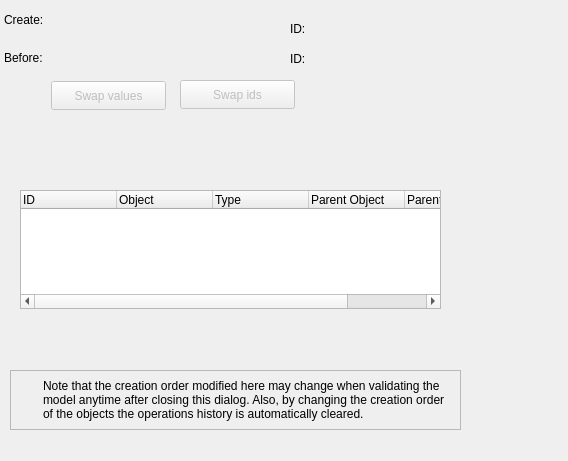
Before: the Qt Designer form libpgmodeler_ui/ui/swapobjectsidswidget.ui in pgmodeler/pgmodeler, drawn with Qt 5.
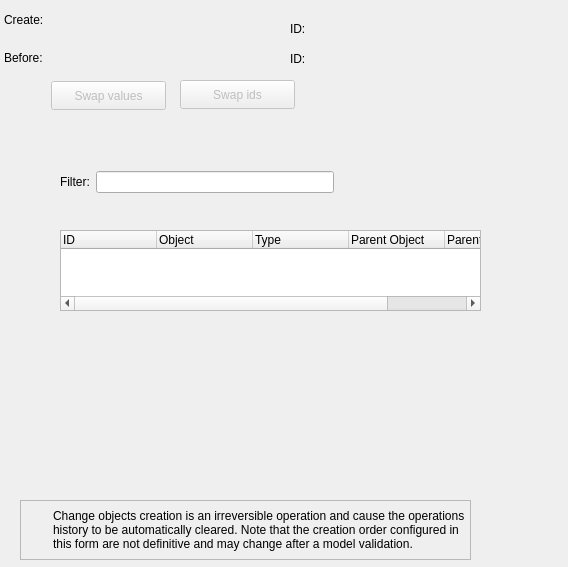
After: the same form once the commit is applied. Icons and pictures are not drawn.

Commit message: Improved the objects swapping by adding an objects grid where user can interact with it in order to choose which objects to swap.

The edit to the form file:
```diff
--- a/libpgmodeler_ui/ui/swapobjectsidswidget.ui
+++ b/libpgmodeler_ui/ui/swapobjectsidswidget.ui
@@ -7,7 +7,7 @@
     <x>0</x>
     <y>0</y>
     <width>568</width>
-    <height>461</height>
+    <height>567</height>
    </rect>
   </property>
   <property name="minimumSize">
@@ -172,8 +172,8 @@
   <widget class="QFrame" name="alert_frm">
    <property name="geometry">
     <rect>
-     <x>10</x>
-     <y>370</y>
+     <x>20</x>
+     <y>500</y>
      <width>451</width>
      <height>60</height>
     </rect>
@@ -233,7 +233,7 @@
        </font>
       </property>
       <property name="text">
-       <string>Note that the creation order modified here may change when validating the model anytime after closing this dialog. Also, by changing the creation order of the objects the operations history is automatically cleared.</string>
+       <string>Change objects creation is an irreversible operation and cause the operations history to be automatically cleared. Note that the creation order configured in this form are not definitive and may change after a model validation.</string>
       </property>
       <property name="wordWrap">
        <bool>true</bool>
@@ -376,16 +376,66 @@
     <enum>Qt::ToolButtonTextBesideIcon</enum>
    </property>
   </widget>
+  <widget class="QWidget" name="filter_wgt" native="true">
+   <property name="geometry">
+    <rect>
+     <x>60</x>
+     <y>160</y>
+     <width>274</width>
+     <height>44</height>
+    </rect>
+   </property>
+   <layout class="QHBoxLayout" name="horizontalLayout">
+    <property name="leftMargin">
+     <number>0</number>
+    </property>
+    <property name="topMargin">
+     <number>0</number>
+    </property>
+    <property name="rightMargin">
+     <number>0</number>
+    </property>
+    <property name="bottomMargin">
+     <number>0</number>
+    </property>
+    <item>
+     <widget class="QLabel" name="filter_lbl">
+      <property name="enabled">
+       <bool>true</bool>
+      </property>
+      <property name="sizePolicy">
+       <sizepolicy hsizetype="Fixed" vsizetype="Preferred">
+        <horstretch>0</horstretch>
+        <verstretch>0</verstretch>
+       </sizepolicy>
+      </property>
+      <property name="text">
+       <string>Filter:</string>
+      </property>
+     </widget>
+    </item>
+    <item>
+     <widget class="QLineEdit" name="filter_edt">
+      <property name="enabled">
+       <bool>true</bool>
+      </property>
+      <property name="clearButtonEnabled">
+       <bool>true</bool>
+      </property>
+     </widget>
+    </item>
+   </layout>
+  </widget>
   <widget class="QTableWidget" name="objects_tbw">
    <property name="enabled">
     <bool>true</bool>
    </property>
    <property name="geometry">
     <rect>
-     <x>20</x>
-     <y>190</y>
+     <x>60</x>
+     <y>230</y>
      <width>421</width>
-     <height>119</height>
+     <height>81</height>
     </rect>
    </property>
    <property name="font">
```
The commit also changes 2 other files.
